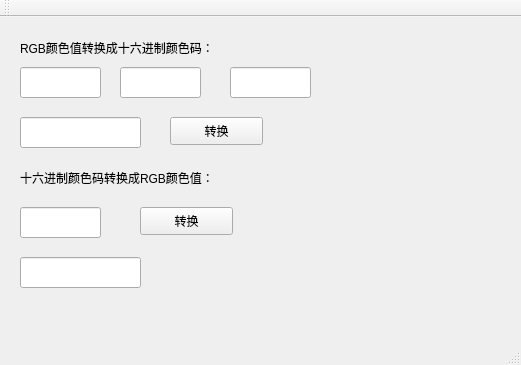
Qt form mainwindow.ui (jaredtao/RGB-Convert) before a commit.
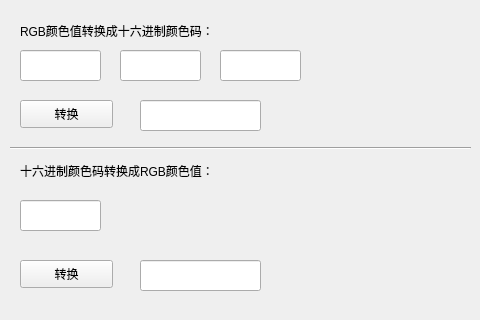
The same form after that commit.

```diff
--- a/mainwindow.ui
+++ b/mainwindow.ui
@@ -6,8 +6,8 @@
    <rect>
     <x>0</x>
     <y>0</y>
-    <width>521</width>
-    <height>365</height>
+    <width>480</width>
+    <height>320</height>
    </rect>
   </property>
   <property name="windowTitle">
@@ -56,7 +56,7 @@
    <widget class="QLineEdit" name="lineEdit_b">
     <property name="geometry">
      <rect>
-      <x>230</x>
+      <x>220</x>
       <y>50</y>
       <width>81</width>
       <height>31</height>
@@ -70,7 +70,7 @@
     <property name="geometry">
      <rect>
       <x>20</x>
-      <y>190</y>
+      <y>200</y>
       <width>81</width>
       <height>31</height>
      </rect>
@@ -82,7 +82,7 @@
    <widget class="QLabel" name="label_outImg1">
     <property name="geometry">
      <rect>
-      <x>340</x>
+      <x>350</x>
       <y>20</y>
       <width>91</width>
       <height>81</height>
@@ -95,9 +95,9 @@
    <widget class="QLabel" name="label_outImg2">
     <property name="geometry">
      <rect>
-      <x>280</x>
-      <y>190</y>
-      <width>101</width>
+      <x>150</x>
+      <y>200</y>
+      <width>111</width>
       <height>31</height>
      </rect>
     </property>
@@ -109,7 +109,7 @@
     <property name="geometry">
      <rect>
       <x>20</x>
-      <y>150</y>
+      <y>160</y>
       <width>241</width>
       <height>21</height>
      </rect>
@@ -121,7 +121,7 @@
    <widget class="QPushButton" name="pushButton_convToHex">
     <property name="geometry">
      <rect>
-      <x>170</x>
+      <x>20</x>
       <y>100</y>
       <width>93</width>
       <height>28</height>
@@ -134,8 +134,8 @@
    <widget class="QPushButton" name="pushButton_convTorgb">
     <property name="geometry">
      <rect>
-      <x>140</x>
-      <y>190</y>
+      <x>20</x>
+      <y>260</y>
       <width>93</width>
       <height>28</height>
      </rect>
@@ -147,7 +147,7 @@
    <widget class="QLineEdit" name="lineEdit_outHex1">
     <property name="geometry">
      <rect>
-      <x>20</x>
+      <x>140</x>
       <y>100</y>
       <width>121</width>
       <height>31</height>
@@ -157,33 +157,27 @@
    <widget class="QLineEdit" name="lineEdit_outHex2">
     <property name="geometry">
      <rect>
-      <x>20</x>
-      <y>240</y>
+      <x>140</x>
+      <y>260</y>
       <width>121</width>
       <height>31</height>
      </rect>
     </property>
    </widget>
+   <widget class="Line" name="line">
+    <property name="geometry">
+     <rect>
+      <x>10</x>
+      <y>140</y>
+      <width>461</width>
+      <height>16</height>
+     </rect>
+    </property>
+    <property name="orientation">
+     <enum>Qt::Horizontal</enum>
+    </property>
+   </widget>
   </widget>
-  <widget class="QMenuBar" name="menuBar">
-   <property name="geometry">
-    <rect>
-     <x>0</x>
-     <y>0</y>
-     <width>521</width>
-     <height>26</height>
-    </rect>
-   </property>
-  </widget>
-  <widget class="QToolBar" name="mainToolBar">
-   <attribute name="toolBarArea">
-    <enum>TopToolBarArea</enum>
-   </attribute>
-   <attribute name="toolBarBreak">
-    <bool>false</bool>
-   </attribute>
-  </widget>
-  <widget class="QStatusBar" name="statusBar"/>
  </widget>
  <layoutdefault spacing="6" margin="11"/>
  <resources/>
```
